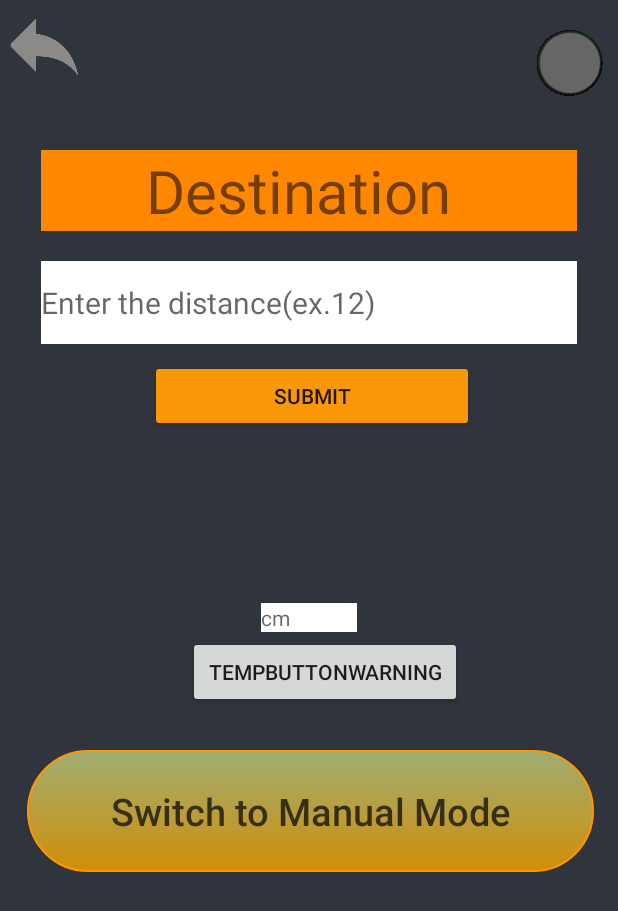
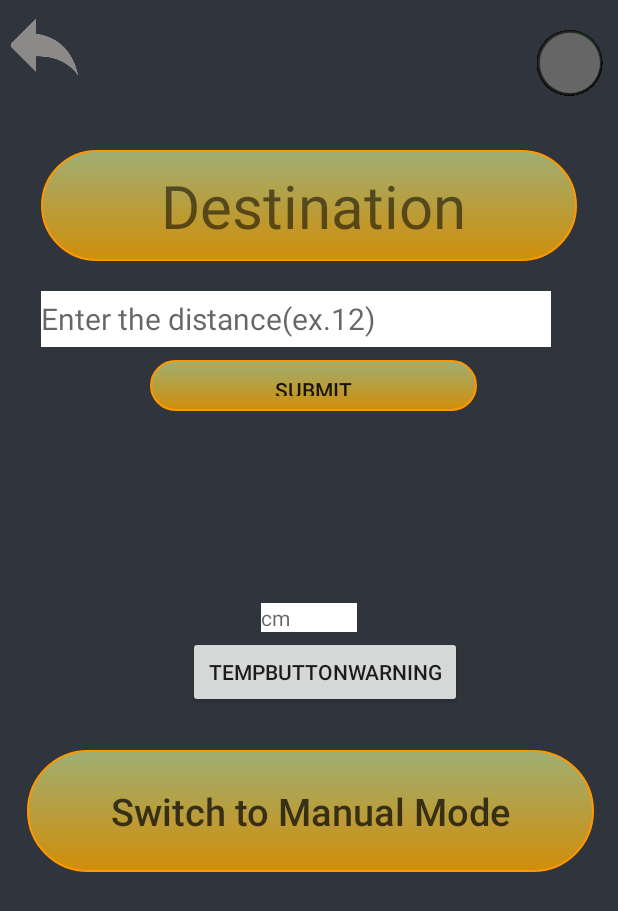
Before and after one commit to DIT112-V20/group-05, an Android app: the activity_automatic screen opened directly, with no data from a screen before it, on a phone screen of 412 x 824 dp. Shown: the top 911 px of the screen. Run offline under Robolectric (Android 15) with nearby library versions, the light colour scheme and no system bars.

Commit message:
layout color update

```diff
--- a/UIdesign/app/src/main/res/layout/activity_automatic.xml
+++ b/UIdesign/app/src/main/res/layout/activity_automatic.xml
@@ -17,8 +17,6 @@
         android:layout_alignParentTop="true"
         android:layout_centerHorizontal="true"
         android:layout_marginTop="100dp"
-
-
         android:orientation="vertical">
 
         <TextView
@@ -26,15 +24,15 @@
             android:layout_width="match_parent"
             android:layout_height="wrap_content"
             android:layout_marginBottom="20dp"
-            android:background="@android:color/holo_orange_dark"
+            android:background="@drawable/colorchange"
             android:text="       Destination"
             android:textFontWeight="20"
             android:textSize="40dp" />
 
         <EditText
             android:id="@+id/editTextNumber"
-            android:layout_width="match_parent"
-            android:layout_height="55dp"
+            android:layout_width="340dp"
+            android:layout_height="37dp"
             android:layout_marginBottom="30dp"
             android:background="#FFF"
             android:ems="10"
@@ -56,7 +54,6 @@
         android:layout_gravity="left"
         android:layout_marginLeft="6dp"
         android:layout_marginTop="10dp"
-
         android:background="@drawable/back"
         android:fontFamily="sans-serif-black"
         android:text="@string/Manual"
@@ -134,16 +131,16 @@
 
     <Button
         android:id="@+id/submitButton"
-        android:layout_width="216dp"
-        android:layout_height="wrap_content"
+        android:layout_width="218dp"
+        android:layout_height="34dp"
         android:layout_marginLeft="100dp"
         android:layout_marginTop="240dp"
         android:layout_marginRight="80dp"
-        android:backgroundTint="#F89708"
+        android:background="@drawable/colorchange"
         android:text="SUBMIT" />
 
 
-    />
+
 
 
 </RelativeLayout>
```
